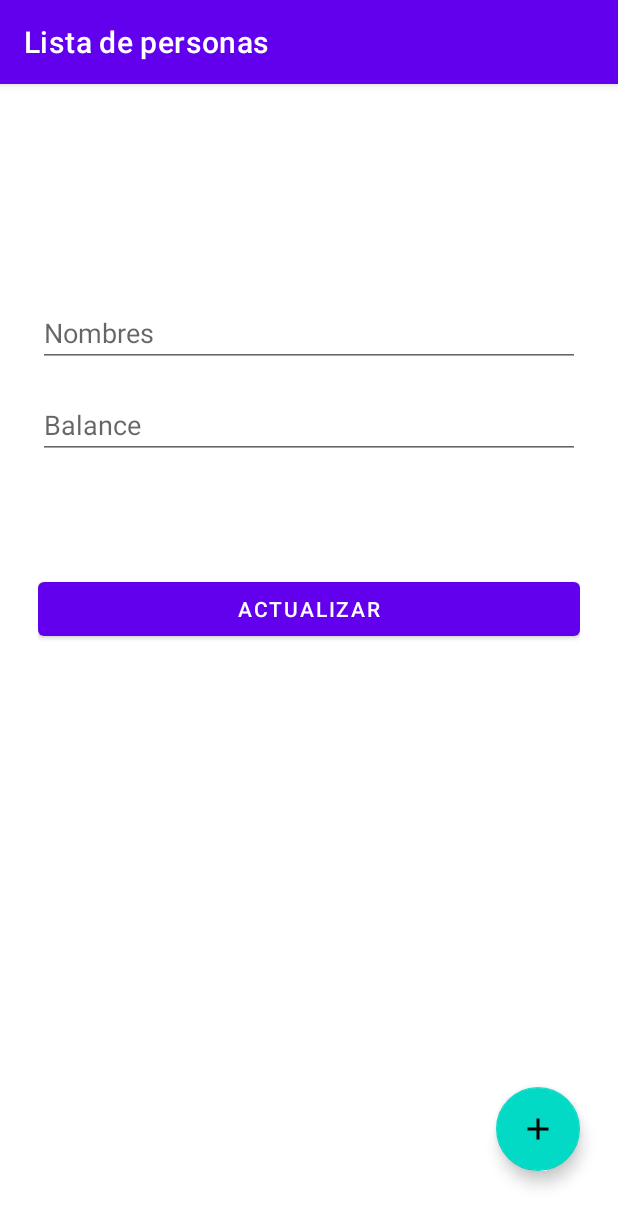
After one commit to ManuelHernandez24/TareaILabAplicadaII, an Android app: the fragment UpdateFragment placed in its activity, on a phone screen of 412 x 824 dp. The commit adds this screen. Shown: the top 1226 px of the screen. Run offline under Robolectric (Android 15) with nearby library versions, the phone set to English and light mode, and no system bars; our stand-ins replace Room's generated code, navigation-ui; 3 statements that could not run were skipped.

Commit message:
Resolución de errores que impedían programar la funcion de actualizar/modificar, tambien dicha función fue añadida.

```diff
--- a/app/src/main/java/com/aplicada2/tareai/data/PersonaRepository.kt
+++ b/app/src/main/java/com/aplicada2/tareai/data/PersonaRepository.kt
@@ -12,4 +12,8 @@ class PersonaRepository(private  val personaDao: PersonaDao) {
         personaDao.addPersona(persona)
     }
 
+    suspend fun updatePersona(persona: Persona){
+        personaDao.updatePersona(persona)
+    }
+
 }
--- a/app/src/main/java/com/aplicada2/tareai/data/database/dao/PersonaDao.kt
+++ b/app/src/main/java/com/aplicada2/tareai/data/database/dao/PersonaDao.kt
@@ -1,10 +1,7 @@
 package com.aplicada2.tareai.data.database.dao
 
 import androidx.lifecycle.LiveData
-import androidx.room.Dao
-import androidx.room.Insert
-import androidx.room.OnConflictStrategy
-import androidx.room.Query
+import androidx.room.*
 import com.aplicada2.tareai.data.database.entities.Persona
 
 @Dao
@@ -12,6 +9,9 @@ interface PersonaDao {
     @Insert(onConflict = OnConflictStrategy.IGNORE)
     suspend fun addPersona(persona : Persona)
 
+    @Update
+    suspend fun updatePersona(persona: Persona)
+
     @Query("SELECT * FROM TABLA_PERSONA ORDER BY PersonaId ASC")
     fun readAllData(): LiveData<List<Persona>>
 }
--- a/app/src/main/java/com/aplicada2/tareai/data/database/entities/Persona.kt
+++ b/app/src/main/java/com/aplicada2/tareai/data/database/entities/Persona.kt
@@ -1,12 +1,15 @@
 package com.aplicada2.tareai.data.database.entities
 
+import android.os.Parcelable
 import androidx.room.Entity
 import androidx.room.PrimaryKey
+import kotlinx.android.parcel.Parcelize
 
+@Parcelize
 @Entity(tableName = "tabla_persona")
 data class Persona (
     @PrimaryKey(autoGenerate = true)
     val PersonaId: Int,
     val Nombres: String,
     val Balance: Double
-)
+):Parcelable
--- /dev/null
+++ b/app/src/main/java/com/aplicada2/tareai/fragments/update/UpdateFragment.kt
@@ -0,0 +1,66 @@
+package com.aplicada2.tareai.fragments.update
+
+import android.os.Bundle
+import android.text.Editable
+import android.text.TextUtils
+import androidx.fragment.app.Fragment
+import android.view.LayoutInflater
+import android.view.View
+import android.view.ViewGroup
+import android.widget.Toast
+import androidx.lifecycle.ViewModelProvider
+import androidx.navigation.fragment.findNavController
+import androidx.navigation.fragment.navArgs
+import com.aplicada2.tareai.R
+import com.aplicada2.tareai.data.database.entities.Persona
+import com.aplicada2.tareai.iu.viewmodel.PersonaViewModel
+import kotlinx.android.synthetic.main.fragment_update.*
+import kotlinx.android.synthetic.main.fragment_update.view.*
+
+
+class UpdateFragment : Fragment() {
+    private val args by navArgs<UpdateFragmentArgs>()
+
+    private lateinit var mPersonaViewModel: PersonaViewModel
+
+    override fun onCreateView(
+        inflater: LayoutInflater, container: ViewGroup?,
+        savedInstanceState: Bundle?
+    ): View? {
+        // Inflate the layout for this fragment
+
+        val view = inflater.inflate(R.layout.fragment_update, container, false)
+
+        mPersonaViewModel = ViewModelProvider(this).get(PersonaViewModel::class.java)
+
+        view.updateNombres_et.setText(args.currentPersona.Nombres)
+        view.updateBalance_et.setText(args.currentPersona.Balance.toString())
+
+        view.update_btn.setOnClickListener{
+            updateItem()
+        }
+
+        return view
+    }
+
+    private fun updateItem(){
+        val nombres = updateNombres_et.text.toString()
+        val balance = (updateBalance_et.text.toString()).toDouble()
+
+        if(inputCheck(nombres,updateBalance_et.text)){
+            //Se crea la persona
+            val updatePersona = Persona(args.currentPersona.PersonaId, nombres, balance)
+            //Update current persona
+            mPersonaViewModel.updatePersona(updatePersona)
+            Toast.makeText(requireContext(), "Se actualizó correctamente", Toast.LENGTH_SHORT).show()
+            //Ir atras
+            findNavController().navigate(R.id.action_updateFragment_to_listFragment)
+        }else{
+            Toast.makeText(requireContext(), "No puede dejar campos vacios.", Toast.LENGTH_SHORT).show()
+        }
+    }
+
+    private fun inputCheck(nombres: String, balance: Editable): Boolean{
+        return !(TextUtils.isEmpty(nombres) && balance.isEmpty())
+    }
+}
--- a/app/src/main/java/com/aplicada2/tareai/iu/viewmodel/PersonaViewModel.kt
+++ b/app/src/main/java/com/aplicada2/tareai/iu/viewmodel/PersonaViewModel.kt
@@ -25,4 +25,10 @@ class PersonaViewModel(application : Application): AndroidViewModel(application)
             repository.addPersona(persona)
         }
     }
+
+    fun updatePersona(persona: Persona){
+        viewModelScope.launch(Dispatchers.IO) {
+            repository.updatePersona(persona)
+        }
+    }
 }
--- a/app/src/main/res/layout/custon_row.xml
+++ b/app/src/main/res/layout/custon_row.xml
@@ -4,7 +4,9 @@
     xmlns:tools="http://schemas.android.com/tools"
     android:layout_width="match_parent"
     android:layout_height="wrap_content"
-    android:padding="24sp">
+    android:padding="24sp"
+    android:id="@+id/rowLayout"
+    >
 
     <TextView
         android:id="@+id/id_txt"
--- /dev/null
+++ b/app/src/main/res/layout/fragment_update.xml
@@ -0,0 +1,42 @@
+<?xml version="1.0" encoding="utf-8"?>
+<androidx.constraintlayout.widget.ConstraintLayout xmlns:android="http://schemas.android.com/apk/res/android"
+    xmlns:tools="http://schemas.android.com/tools"
+    android:layout_width="match_parent"
+    android:layout_height="match_parent"
+    xmlns:app="http://schemas.android.com/apk/res-auto"
+    tools:context=".fragments.update.UpdateFragment"
+    android:padding="24dp"
+    >
+
+    <EditText
+        android:id="@+id/updateNombres_et"
+        android:layout_width="match_parent"
+        android:layout_height="wrap_content"
+        android:layout_marginTop="100dp"
+        android:ems="10"
+        android:hint="Nombres"
+        android:inputType="textPersonName"
+        app:layout_constraintTop_toTopOf="parent"
+        tools:layout_editor_absoluteX="100dp" />
+
+    <EditText
+        android:id="@+id/updateBalance_et"
+        android:layout_width="match_parent"
+        android:layout_height="wrap_content"
+        android:layout_marginTop="16dp"
+        android:ems="10"
+        android:hint="Balance"
+        android:inputType="numberDecimal"
+        app:layout_constraintTop_toBottomOf="@+id/updateNombres_et"
+        tools:layout_editor_absoluteX="99dp" />
+
+    <Button
+        android:id="@+id/update_btn"
+        android:layout_width="match_parent"
+        android:layout_height="wrap_content"
+        android:layout_marginTop="76dp"
+        android:text="Actualizar"
+        app:layout_constraintEnd_toEndOf="parent"
+        app:layout_constraintStart_toStartOf="parent"
+        app:layout_constraintTop_toBottomOf="@+id/updateBalance_et" />
+</androidx.constraintlayout.widget.ConstraintLayout>
--- a/app/src/main/res/navigation/my_nav.xml
+++ b/app/src/main/res/navigation/my_nav.xml
@@ -13,6 +13,10 @@
         <action
             android:id="@+id/action_listFragment_to_addFragment"
             app:destination="@id/addFragment" />
+
+        <action
+            android:id="@+id/action_listFragment_to_updateFragment"
+            app:destination="@id/updateFragment" />
     </fragment>
     <fragment
         android:id="@+id/addFragment"
@@ -22,5 +26,23 @@
         <action
             android:id="@+id/action_addFragment_to_listFragment"
             app:destination="@id/listFragment" />
+        <action
+            android:id="@+id/action_addFragment_to_updateFragment"
+            app:destination="@id/updateFragment" />
+    </fragment>
+    <fragment
+        android:id="@+id/updateFragment"
+        android:name="com.aplicada2.tareai.fragments.update.UpdateFragment"
+        android:label="Actualizar"
+        tools:layout="@layout/fragment_update" >
+        <action
+            android:id="@+id/action_updateFragment_to_addFragment"
+            app:destination="@id/addFragment" />
+        <action
+            android:id="@+id/action_updateFragment_to_listFragment"
+            app:destination="@id/listFragment" />
+        <argument
+            android:name="currentPersona"
+            app:argType="com.aplicada2.tareai.data.database.entities.Persona" />
     </fragment>
 </navigation>
--- a/build.gradle
+++ b/build.gradle
@@ -8,6 +8,7 @@ buildscript {
         classpath "com.android.tools.build:gradle:4.1.3"
         classpath "org.jetbrains.kotlin:kotlin-gradle-plugin:1.6.10"
         classpath("androidx.navigation:navigation-safe-args-gradle-plugin:2.4.2")
+        classpath "android.arch.navigation:navigation-safe-args-gradle-plugin:1.0.0"
     }
 }
 
```
Also changed, not shown: app/build.gradle (+23 -11 lines), app/src/main/java/com/aplicada2/tareai/fragments/list/ListAdapter.kt (+9 -0 lines).
